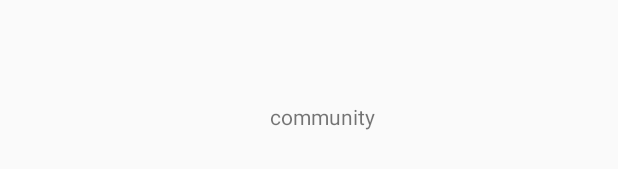
After one commit to zzammin/Sw_project_android, an Android app: the layout community.xml on its own in the app's theme, with its tools: preview values and no code run, on a phone screen of 412 x 824 dp. The commit adds this screen. Shown: the part 432-601 px from the top of the screen. Run offline under Robolectric (Android 15) with nearby library versions, the phone set to English and light mode, and no system bars.

Commit message:
하단 바를 만들어보자

```diff
--- a/app/src/main/res/layout/activity_main.xml
+++ b/app/src/main/res/layout/activity_main.xml
@@ -259,6 +259,9 @@
             </androidx.constraintlayout.widget.ConstraintLayout>
         </androidx.constraintlayout.widget.ConstraintLayout>
 
+        <!--하단 탭-->
+
+
     </LinearLayout>
 
 </ScrollView>
--- /dev/null
+++ b/app/src/main/res/layout/community.xml
@@ -0,0 +1,17 @@
+<?xml version="1.0" encoding="utf-8"?>
+<androidx.constraintlayout.widget.ConstraintLayout xmlns:android="http://schemas.android.com/apk/res/android"
+    xmlns:app="http://schemas.android.com/apk/res-auto"
+    xmlns:tools="http://schemas.android.com/tools"
+    android:layout_width="match_parent"
+    android:layout_height="match_parent">
+
+    <TextView
+        android:layout_width="wrap_content"
+        android:layout_height="wrap_content"
+        android:layout_marginStart="180dp"
+        android:layout_marginTop="356dp"
+        android:text="community"
+        app:layout_constraintStart_toStartOf="parent"
+        app:layout_constraintTop_toTopOf="parent" />
+
+</androidx.constraintlayout.widget.ConstraintLayout>
```
Also changed, not shown: app/src/main/java/com/example/swproject/Community.java (added, +18 -0 lines), app/src/main/java/com/example/swproject/Market.java (added, +18 -0 lines), app/src/main/java/com/example/swproject/MyPage.java (added, +18 -0 lines), app/src/main/java/com/example/swproject/Ranking.java (added, +18 -0 lines), app/src/main/res/layout/market.xml (added, +17 -0 lines), app/src/main/res/layout/mypage.xml (added, +17 -0 lines), app/src/main/res/layout/ranking.xml (added, +17 -0 lines), app/src/main/res/menu/bottom_menu.xml (added, +33 -0 lines), app/src/main/res/drawable/community.png (added), app/src/main/res/drawable/market.png (added), app/src/main/res/drawable/ranking.png (added), app/src/main/res/drawable/user.png (added).
